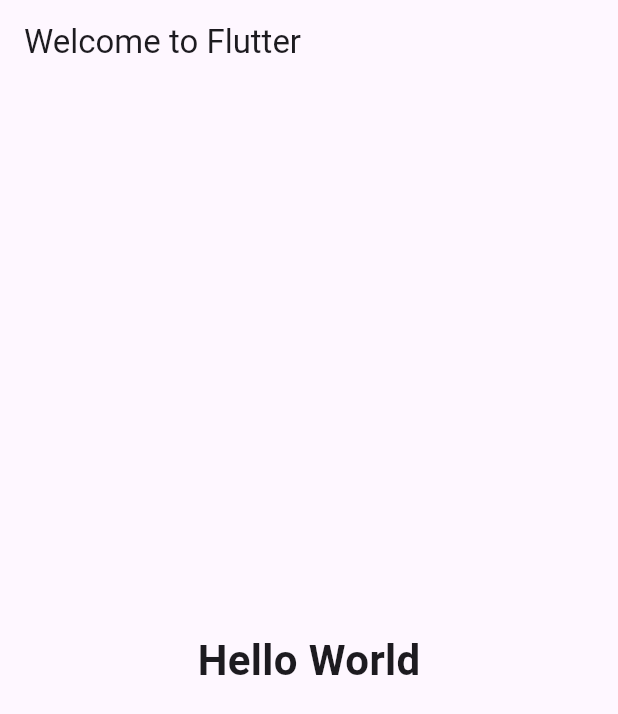
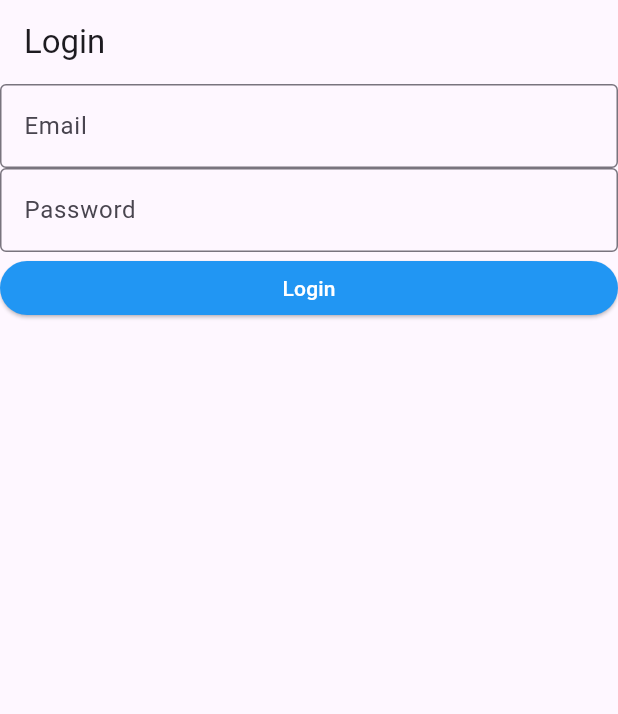
Before and after one commit to luisprmat/flutter-transactions, a Flutter app: the screen it shows after launch, on a phone screen of 412 x 824 dp. Shown: the top 714 px of the screen. Run offline on Flutter 3.47's test engine with Material 3 defaults, Android fonts, the phone set to English and light mode, and no system bars.

Commit message:
Add login form (unstylized)

```diff
--- a/lib/main.dart
+++ b/lib/main.dart
@@ -13,14 +13,37 @@ class MyApp extends StatelessWidget {
       title: 'Welcome to Flutter',
       home: Scaffold(
         appBar: AppBar(
-          title: Text('Welcome to Flutter'),
+          title: Text('Login'),
         ),
-        body: Center(
-          child: Text(
-            'Hello World',
-            style: TextStyle(fontSize: 28, fontWeight: FontWeight.bold),
-          ),
-        ),
+        body: Column(
+          children: <Widget>[
+            TextField(
+              keyboardType: TextInputType.emailAddress,
+              decoration: InputDecoration(
+                border: OutlineInputBorder(),
+                labelText: 'Email',
+              ),
+            ),
+            TextField(
+              keyboardType: TextInputType.visiblePassword,
+              decoration: InputDecoration(
+                border: OutlineInputBorder(),
+                labelText: 'Password',
+              ),
+            ),
+            ElevatedButton(
+              onPressed: () {
+                print('Login button pressed');
+              },
+              child: Text('Login'),
+              style: ElevatedButton.styleFrom(
+                backgroundColor: Colors.blue,
+                foregroundColor: Colors.white,
+                minimumSize: Size(double.infinity, 36),
+              ),
+            ),
+          ],
+        )
       )
     );
   }
```
